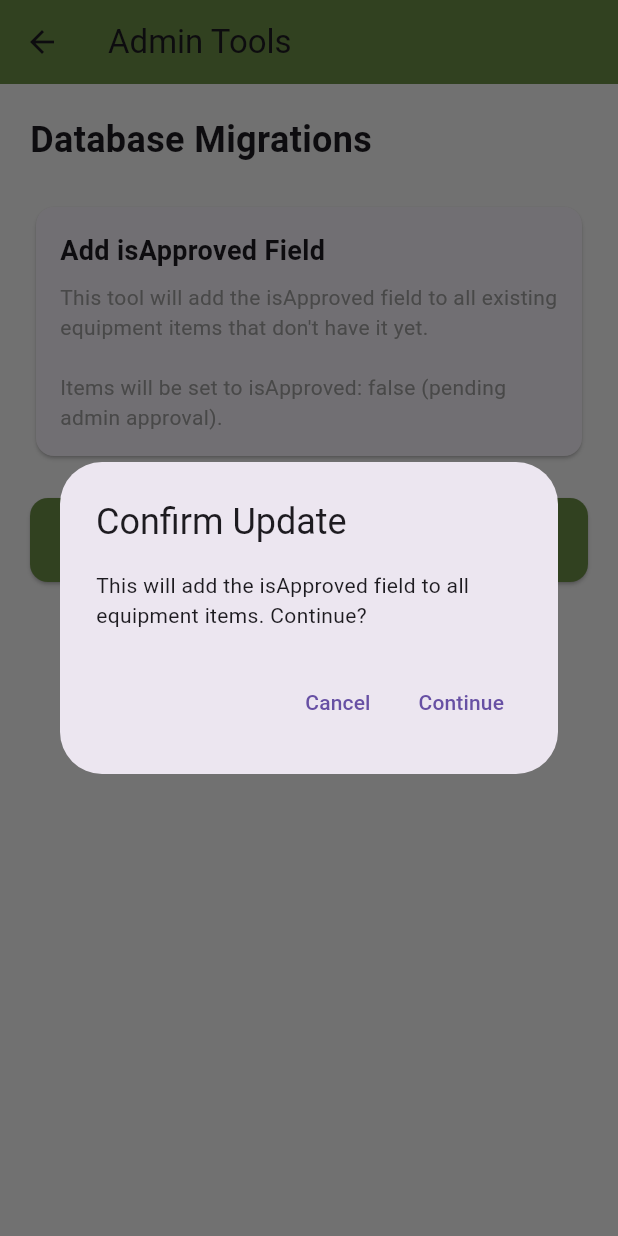
After one commit to gmohamme4/Mobile-App-for-Care-Center, a Flutter app: the AdminToolsPage screen opened directly, after a tap on "Run Migration", on a phone screen of 412 x 824 dp. The commit adds this screen. Run offline on Flutter 3.47's test engine with Material 3 defaults, Android fonts, the light colour scheme and no system bars; our stand-ins replace cloud_firestore, firebase_auth, firebase_core, smooth_page_indicator; accounts and stored records are empty; network calls fail.

Commit message:
admin tools

```diff
--- /dev/null
+++ b/flutter_application_1/lib/admin_tools.dart
@@ -0,0 +1,200 @@
+import 'package:cloud_firestore/cloud_firestore.dart';
+import 'package:flutter/material.dart';
+
+/// Admin utility page to update existing equipment with isApproved field
+class AdminToolsPage extends StatefulWidget {
+  const AdminToolsPage({super.key});
+
+  @override
+  State<AdminToolsPage> createState() => _AdminToolsPageState();
+}
+
+class _AdminToolsPageState extends State<AdminToolsPage> {
+  bool _isLoading = false;
+  String _statusMessage = '';
+
+  Future<void> _addIsApprovedToAllEquipment() async {
+    setState(() {
+      _isLoading = true;
+      _statusMessage = 'Updating equipment...';
+    });
+
+    try {
+      final querySnapshot =
+          await FirebaseFirestore.instance.collection('equipment').get();
+
+      int updatedCount = 0;
+      int skippedCount = 0;
+
+      for (var doc in querySnapshot.docs) {
+        final data = doc.data() as Map<String, dynamic>;
+
+        // Check if isApproved field already exists
+        if (data.containsKey('isApproved')) {
+          skippedCount++;
+          continue;
+        }
+
+        // Add isApproved: false to items that don't have it
+        await FirebaseFirestore.instance
+            .collection('equipment')
+            .doc(doc.id)
+            .update({'isApproved': false});
+
+        updatedCount++;
+      }
+
+      setState(() {
+        _isLoading = false;
+        _statusMessage =
+            'Update complete!\n'
+            'Updated: $updatedCount items\n'
+            'Already had field: $skippedCount items\n'
+            'Total: ${updatedCount + skippedCount} items';
+      });
+
+      ScaffoldMessenger.of(context).showSnackBar(
+        const SnackBar(
+          content: Text('✔ Equipment updated successfully'),
+          backgroundColor: Colors.green,
+        ),
+      );
+    } catch (e) {
+      setState(() {
+        _isLoading = false;
+        _statusMessage = 'Error: $e';
+      });
+
+      ScaffoldMessenger.of(context).showSnackBar(
+        SnackBar(
+          content: Text('❌ Error: $e'),
+          backgroundColor: Colors.redAccent,
+        ),
+      );
+    }
+  }
+
+  @override
+  Widget build(BuildContext context) {
+    return Scaffold(
+      backgroundColor: const Color(0xFFF6F6F6),
+      appBar: AppBar(
+        title: const Text('Admin Tools'),
+        backgroundColor: const Color(0xFF6B8D45),
+      ),
+      body: SingleChildScrollView(
+        padding: const EdgeInsets.all(20.0),
+        child: Column(
+          crossAxisAlignment: CrossAxisAlignment.start,
+          children: [
+            const Text(
+              'Database Migrations',
+              style: TextStyle(fontSize: 24, fontWeight: FontWeight.bold),
+            ),
+            const SizedBox(height: 24),
+            const Card(
+              child: Padding(
+                padding: EdgeInsets.all(16.0),
+                child: Column(
+                  crossAxisAlignment: CrossAxisAlignment.start,
+                  children: [
+                    Text(
+                      'Add isApproved Field',
+                      style: TextStyle(
+                        fontSize: 18,
+                        fontWeight: FontWeight.bold,
+                      ),
+                    ),
+                    SizedBox(height: 8),
+                    Text(
+                      'This tool will add the isApproved field to all existing equipment items that don\'t have it yet.\n\n'
+                      'Items will be set to isApproved: false (pending admin approval).',
+                      style: TextStyle(fontSize: 14, color: Colors.grey),
+                    ),
+                  ],
+                ),
+              ),
+            ),
+            const SizedBox(height: 24),
+            SizedBox(
+              width: double.infinity,
+              height: 56,
+              child: ElevatedButton(
+                onPressed:
+                    _isLoading
+                        ? null
+                        : () {
+                          showDialog(
+                            context: context,
+                            builder:
+                                (context) => AlertDialog(
+                                  title: const Text('Confirm Update'),
+                                  content: const Text(
+                                    'This will add the isApproved field to all equipment items. Continue?',
+                                  ),
+                                  actions: [
+                                    TextButton(
+                                      onPressed: () => Navigator.pop(context),
+                                      child: const Text('Cancel'),
+                                    ),
+                                    TextButton(
+                                      onPressed: () {
+                                        Navigator.pop(context);
+                                        _addIsApprovedToAllEquipment();
+                                      },
+                                      child: const Text('Continue'),
+                                    ),
+                                  ],
+                                ),
+                          );
+                        },
+                style: ElevatedButton.styleFrom(
+                  backgroundColor: const Color(0xFF6B8D45),
+                  disabledBackgroundColor: Colors.grey[400],
+                  shape: RoundedRectangleBorder(
+                    borderRadius: BorderRadius.circular(12),
+                  ),
+                ),
+                child:
+                    _isLoading
+                        ? const SizedBox(
+                          height: 24,
+                          width: 24,
+                          child: CircularProgressIndicator(
+                            strokeWidth: 2,
+                            valueColor: AlwaysStoppedAnimation<Color>(
+                              Colors.white,
+                            ),
+                          ),
+                        )
+                        : const Text(
+                          'Run Migration',
+                          style: TextStyle(
+                            fontSize: 16,
+                            fontWeight: FontWeight.bold,
+                            color: Colors.white,
+                          ),
+                        ),
+              ),
+            ),
+            if (_statusMessage.isNotEmpty) ...[
+              const SizedBox(height: 24),
+              Container(
+                padding: const EdgeInsets.all(16),
+                decoration: BoxDecoration(
+                  color: Colors.blue.shade50,
+                  border: Border.all(color: Colors.blue.shade200),
+                  borderRadius: BorderRadius.circular(12),
+                ),
+                child: Text(
+                  _statusMessage,
+                  style: const TextStyle(fontSize: 14, fontFamily: 'monospace'),
+                ),
+              ),
+            ],
+          ],
+        ),
+      ),
+    );
+  }
+}
--- a/flutter_application_1/lib/main.dart
+++ b/flutter_application_1/lib/main.dart
@@ -9,6 +9,7 @@ import 'AddEquipment.dart';
 import 'profile.dart';
 import 'package:flutter/foundation.dart' show kIsWeb;
 import 'adminTasks.dart';
+import 'admin_tools.dart';
 
 void main() async {
   WidgetsFlutterBinding.ensureInitialized();
```
Also changed, not shown: flutter_application_1/lib/profile.dart (+53 -22 lines).
